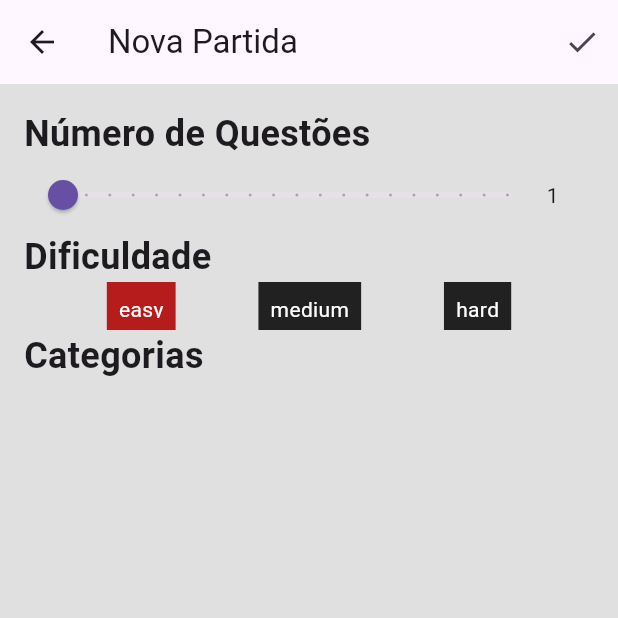
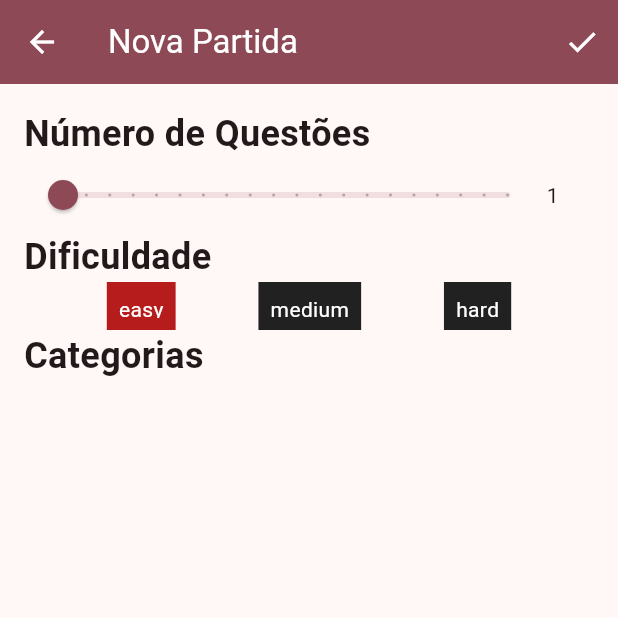
Before and after one commit to ricarthlima/flutter_trivia, a Flutter app: the screen it shows after launch, after a tap on "Iniciar", on a phone screen of 412 x 824 dp, the top half of it. Run offline on Flutter 3.47's test engine with Material 3 defaults, Android fonts, the phone set to English and light mode, and no system bars; our stand-ins replace dio; missing offline and left inert: translator.

Commit message:
Criando componente de botão e tema customizado

```diff
--- /dev/null
+++ b/lib/components/buttons.dart
@@ -0,0 +1,34 @@
+// ignore_for_file: public_member_api_docs, sort_constructors_first
+import 'package:flutter/material.dart';
+import 'package:flutter_trivia/themes/theme_data.dart';
+
+class PrimaryButton extends StatelessWidget {
+  final Function onTap;
+  final String text;
+  const PrimaryButton({
+    Key? key,
+    required this.onTap,
+    required this.text,
+  }) : super(key: key);
+
+  @override
+  Widget build(BuildContext context) {
+    return Padding(
+      padding: const EdgeInsets.symmetric(vertical: 12.0),
+      child: InkWell(
+        onTap: () {
+          onTap();
+        },
+        child: Ink(
+          padding: const EdgeInsets.fromLTRB(32, 16, 32, 16),
+          decoration: BoxDecoration(
+            borderRadius: BorderRadius.circular(15),
+            color: theme.colorScheme.primaryContainer,
+            boxShadow: kElevationToShadow[1],
+          ),
+          child: Text(text, textAlign: TextAlign.center,),
+        ),
+      ),
+    );
+  }
+}
--- a/lib/main.dart
+++ b/lib/main.dart
@@ -1,4 +1,5 @@
 import 'package:flutter/material.dart';
+import 'package:flutter_trivia/themes/theme_data.dart';
 import 'package:flutter_trivia/trivia/screens/home_screen.dart';
 import 'package:translator/translator.dart';
 
@@ -14,8 +15,7 @@ class MainApp extends StatelessWidget {
   Widget build(BuildContext context) {
     return MaterialApp(
       debugShowCheckedModeBanner: false,
-      darkTheme: ThemeData.dark(),
-      themeMode: ThemeMode.light,
+      theme: theme,
       home: const HomeScreen(),
     );
   }
--- /dev/null
+++ b/lib/themes/theme_data.dart
@@ -0,0 +1,9 @@
+import 'package:flutter/material.dart';
+
+ThemeData theme = ThemeData(
+  colorScheme: ColorScheme.fromSeed(
+    seedColor: Colors.pink,
+    brightness: Brightness.light,
+  ),
+  useMaterial3: true,
+);
--- a/lib/trivia/screens/home_screen.dart
+++ b/lib/trivia/screens/home_screen.dart
@@ -1,4 +1,5 @@
 import 'package:flutter/material.dart';
+import 'package:flutter_trivia/components/buttons.dart';
 import 'package:flutter_trivia/trivia/api/trivia_api.dart';
 import 'package:flutter_trivia/trivia/helpers/snackbar_default.dart';
 import 'package:flutter_trivia/trivia/models/questions.dart';
@@ -39,28 +40,25 @@ class _HomeScreenState extends State<HomeScreen> {
                 textAlign: TextAlign.center,
                 style: TextStyle(fontSize: 32),
               ),
-              ElevatedButton(
-                onPressed: () {
-                  Navigator.pushReplacement(
-                    context,
-                    MaterialPageRoute(
-                      builder: (context) => const NewMatchScreen(),
-                    ),
-                  );
-                },
-                child: const Text("Iniciar"),
-              ),
-              ElevatedButton(
-                onPressed: () {
+              PrimaryButton(
+                  onTap: () {
+                    Navigator.push(
+                        context,
+                        MaterialPageRoute(
+                            builder: (context) => const NewMatchScreen()));
+                  },
+                  text: "Iniciar"),
+              PrimaryButton(
+                onTap: () {
                   showSnackBarDefault(context, "Em construção.");
                 },
-                child: const Text("Instruções"),
+                text: "Instruções",
               ),
-              ElevatedButton(
-                onPressed: () {
+              PrimaryButton(
+                onTap: () {
                   showSnackBarDefault(context, "Em construção.");
                 },
-                child: const Text("Configurações"),
+                text: "Configurações",
               ),
             ],
           ),
--- a/lib/trivia/screens/new_match_screen.dart
+++ b/lib/trivia/screens/new_match_screen.dart
@@ -1,4 +1,5 @@
 import 'package:flutter/material.dart';
+import 'package:flutter_trivia/themes/theme_data.dart';
 import 'package:flutter_trivia/trivia/api/trivia_api.dart';
 import 'package:flutter_trivia/trivia/screens/home_screen.dart';
 
@@ -16,8 +17,9 @@ class _NewMatchScreenState extends State<NewMatchScreen> {
   @override
   Widget build(BuildContext context) {
     return Scaffold(
-      backgroundColor: Colors.grey[300],
       appBar: AppBar(
+        backgroundColor: theme.colorScheme.primary,
+        foregroundColor: theme.colorScheme.onPrimary,
         leading: IconButton(
           onPressed: () {
             Navigator.pushReplacement(
```
Also changed, not shown: 2 other files.
